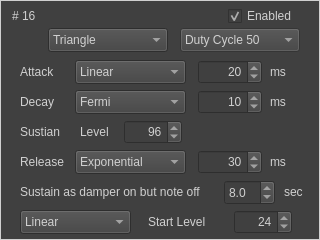
The window that qt/PitchTimbreFrameForm.ui (Gaiger/ChiptuneMIDI) describes before a commit, drawn with Qt 5.
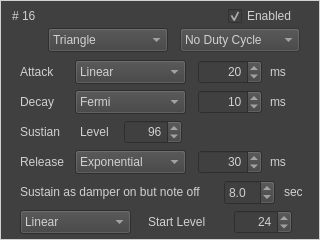
The same window after the commit.

Commit message: - Add "No Duty Cycle" in PitchTimbreFrame::DutyCycleComboBox, it is not selectable. While it is not square wave, that item will be selected & show.

The edit to the form file:
```diff
--- a/qt/PitchTimbreFrameForm.ui
+++ b/qt/PitchTimbreFrameForm.ui
@@ -68,6 +68,9 @@
      <height>24</height>
     </rect>
    </property>
+   <property name="currentIndex">
+    <number>4</number>
+   </property>
    <item>
     <property name="text">
      <string>Duty Cycle 50</string>
@@ -88,6 +91,11 @@
      <string>Duty Cycle 75</string>
     </property>
    </item>
+   <item>
+    <property name="text">
+     <string>No Duty Cycle</string>
+    </property>
+   </item>
   </widget>
   <widget class="QSpinBox" name="AttackTimeSpinBox">
    <property name="geometry">
```
The commit also changes 1 other file.
